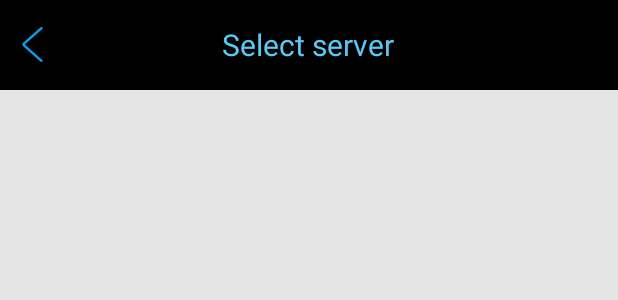
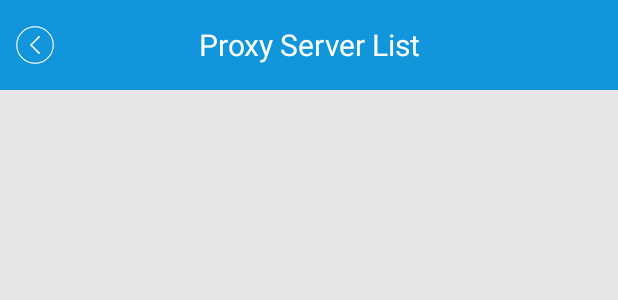
Before and after one commit to woshiwzy/myshdowss, an Android app: the layout activity_host_list.xml on its own in the app's theme, with its tools: preview values and no code run, on a phone screen of 412 x 824 dp. Shown: the top 300 px of the screen. Run offline under Robolectric (Android 15) with nearby library versions, the phone set to English and light mode, and no system bars.

Commit message:
upgrade v1.8

```diff
--- a/app/build.gradle
+++ b/app/build.gradle
@@ -32,8 +32,8 @@ android {
         applicationId 'com.flickervpn.shadowsocks'
         minSdkVersion 15
         targetSdkVersion 26
-        versionCode 7
-        versionName "1.7"
+        versionCode 8
+        versionName "1.8"
         multiDexEnabled true
     }
     buildTypes {
--- a/app/src/main/java/com/vm/shadowsocks/activity/MainActivity.java
+++ b/app/src/main/java/com/vm/shadowsocks/activity/MainActivity.java
@@ -267,8 +267,12 @@ public class MainActivity extends Activity implements
             avObject.put("brand",brand+","+model);
             avObject.put("imei",imei);
 
+            avObject.put("system_version",Tool.getSystemVersion());
+            avObject.put("country", Tool.getCountryCode());
+            avObject.put("app_version",Tool.getVersionName(MainActivity.this));
 
             avObject.saveEventually();
+
         }catch (Exception e){
             e.printStackTrace();
         }
--- a/app/src/main/res/layout/activity_host_list.xml
+++ b/app/src/main/res/layout/activity_host_list.xml
@@ -10,7 +10,7 @@
     <RelativeLayout
         android:layout_width="match_parent"
         android:layout_height="60dp"
-        android:background="@android:color/black"
+        android:background="#1296db"
         android:contentDescription="This is header">
 
         <TextView
@@ -20,7 +20,7 @@
             android:layout_centerInParent="true"
             android:gravity="center"
             android:text="@string/host_list"
-            android:textColor="#5CC9F5"
+            android:textColor="@android:color/white"
             android:textSize="@dimen/text_size_title" />
 
         <ImageView
@@ -30,7 +30,7 @@
             android:layout_alignParentLeft="true"
             android:layout_centerVertical="true"
             android:layout_marginLeft="@dimen/margin_content"
-            android:src="@drawable/icon_back" />
+            android:src="@drawable/back" />
 
 
     </RelativeLayout>
--- a/app/src/main/res/layout/activity_main.xml
+++ b/app/src/main/res/layout/activity_main.xml
@@ -20,7 +20,7 @@
             android:layout_centerInParent="true"
             android:gravity="center"
             android:text="@string/app_name"
-            android:textColor="@android:color/black"
+            android:textColor="@android:color/white"
             android:textSize="@dimen/text_size_title" />
 
         <ImageView
--- a/app/src/main/res/values/strings.xml
+++ b/app/src/main/res/values/strings.xml
@@ -1,6 +1,6 @@
 <?xml version="1.0" encoding="utf-8"?>
 <resources>
-    <string name="app_name">Free VPN Master</string>
+    <string name="app_name">VPN</string>
     <string name="menu_item_toggle_global">Toggle global mode</string>
     <string name="menu_item_switch">Proxy</string>
     <string name="menu_item_exit">Exit</string>
@@ -25,7 +25,7 @@
 
     <string name="menu_feedback">Feed Back</string>
     <string name="current">Current online:</string>
-    <string name="host_list">Select server</string>
+    <string name="host_list">Proxy Server List</string>
     <string name="select_server">Please select server</string>
     <string name="select_server_befor">Please stop first.</string>
     <string name="law">I will abide by my laws.</string>
```
Also changed, not shown: app/src/main/java/com/vm/shadowsocks/tool/Tool.java (+17 -0 lines), app/src/main/res/drawable-hdpi/back.png.
